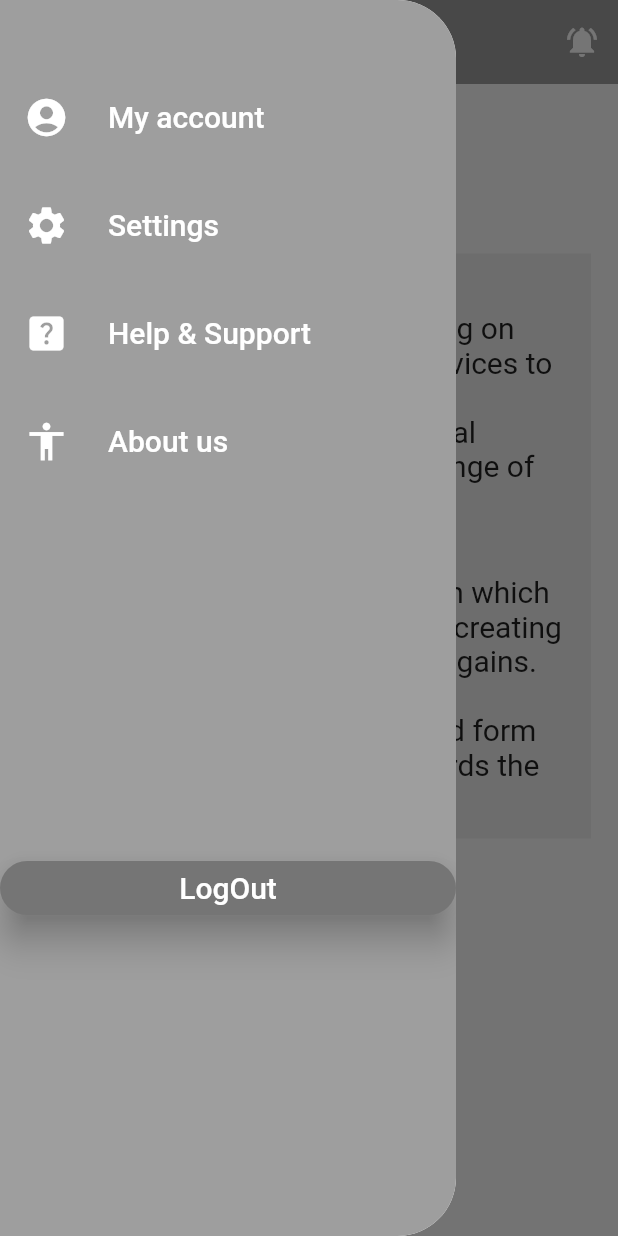
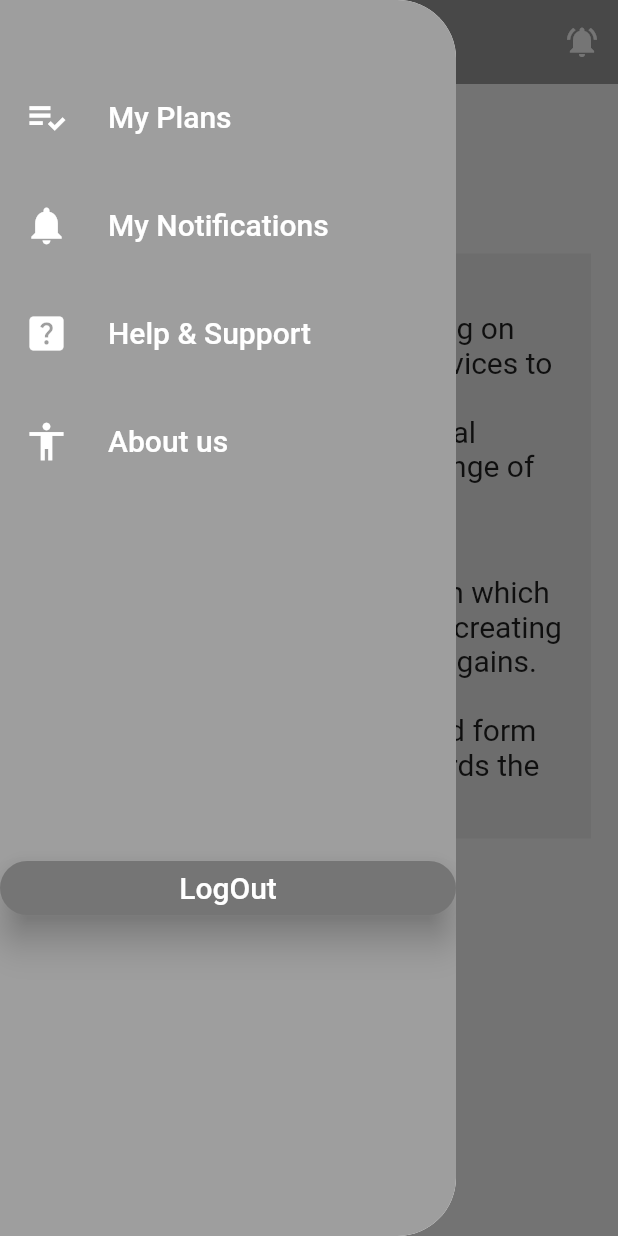
Before and after one commit to Vibgyor-Advisors/subscription_app, a Flutter app: the AboutUs screen opened directly, with the side drawer open, on a phone screen of 412 x 824 dp. Run offline on Flutter 3.47's test engine with Material 2 defaults, Android fonts, the phone set to English and light mode, and no system bars; our stand-ins replace firebase_auth, firebase_core, firebase_database, firebase_messaging, flutter_local_notifications, flutter_secure_storage and 4 more; missing offline and left inert: firebase_auth_web, firebase_core_web, flutter_windowmanager, shared_preferences_web; accounts and stored records are empty.

Commit message:
Update navigation_drawer.dart

```diff
--- a/lib/pages/drawer_screens/navigation_drawer.dart
+++ b/lib/pages/drawer_screens/navigation_drawer.dart
@@ -42,31 +42,32 @@ class _NavigationDrawerState extends State<NavigationDrawer> {
                 const SizedBox(
                   height: 50,
                 ),
+
                 buildMenuItem(
-                    text: "My account",
-                    icon: Icons.account_circle,
+                    text: "My Plans",
+                    icon: Icons.playlist_add_check,
                     onClicked: () => selectedItem(context, 0)),
                 const SizedBox(
                   height: 16,
                 ),
-                buildMenuItem(
-                    text: "Settings",
-                    icon: Icons.settings,
-                    onClicked: () => selectedItem(context, 2)),
+                   buildMenuItem(
+                    text: "My Notifications",
+                    icon: Icons.notifications,
+                    onClicked: () => selectedItem(context, 1)),
                 const SizedBox(
                   height: 16,
                 ),
                 buildMenuItem(
                     text: "Help & Support",
                     icon: Icons.help_center,
-                    onClicked: () => selectedItem(context, 3)),
+                    onClicked: () => selectedItem(context, 2)),
                 const SizedBox(
                   height: 16,
                 ),
                 buildMenuItem(
                     text: "About us",
                     icon: Icons.accessibility_sharp,
-                    onClicked: () => selectedItem(context, 4)),
+                    onClicked: () => selectedItem(context, 3)),
                 const SizedBox(
                   height: 246,
                 ),
```
